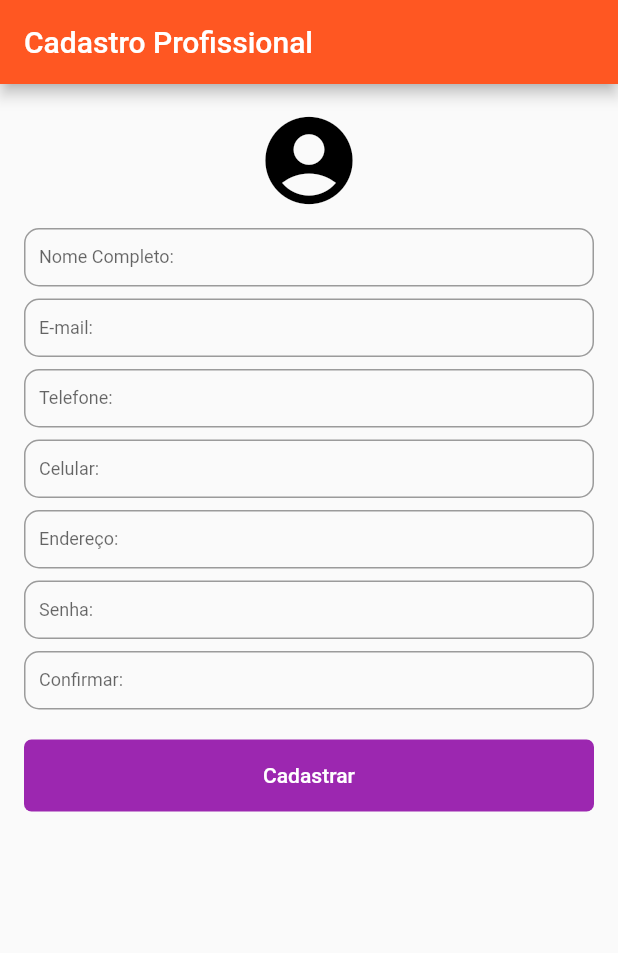
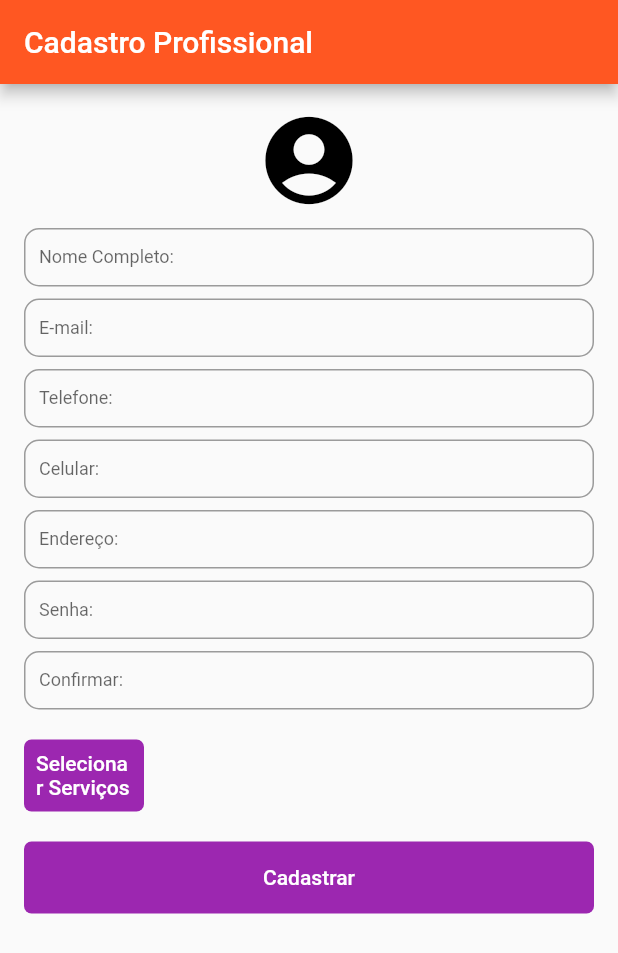
Before and after one commit to adriano328/PSTIFM, a Flutter app: the MyHomePage screen opened directly, on a phone screen of 412 x 824 dp. Shown: the top 953 px of the screen. Run offline on Flutter 3.47's test engine with Material 2 defaults, Android fonts, the phone set to English and light mode, and no system bars; missing offline and left inert: dart:ffi.

Commit message:
Correção paginas trocadas formUser e forUsersProfessional e formularios com obscureText

```diff
--- a/lib/formUserProfessional/formUsersProfessional.dart
+++ b/lib/formUserProfessional/formUsersProfessional.dart
@@ -1,8 +1,23 @@
+// ignore_for_file: prefer_const_constructors, prefer_const_literals_to_create_immutables
+
 import 'package:flutter/material.dart';
+import 'package:flutter_application_1/formUserProfessional/data.dart';
+import 'package:flutter_application_1/formUserProfessional/notifiers.dart';
+import 'package:provider/provider.dart';
 
-
-
-void main() => runApp(formUsersProfessional());
+void main() {
+  runApp(MultiProvider(
+    providers: [
+      ChangeNotifierProvider<SingleNotifier>(
+        create: (_) => SingleNotifier(),
+      ),
+      ChangeNotifierProvider<MultipleNotifier>(
+        create: (_) => MultipleNotifier([]),
+      )
+    ],
+    child: formUsersProfessional(),
+  ));
+}
 
 class formUsersProfessional extends StatefulWidget {
   @override
@@ -40,6 +55,39 @@ class _MyHomePageState extends State<MyHomePage> {
   void _submit() {
     // you can write your own code according to whatever you want to submit;
   }
+
+  _showMultipleChoiceDialog(BuildContext context) => showDialog(
+      context: context,
+      builder: (context) {
+        final _multipleNotifier = Provider.of<MultipleNotifier>(context);
+        return AlertDialog(
+          title: Text('Serviços oferecidos'),
+          content: SingleChildScrollView(
+            child: Container(
+                width: double.infinity,
+                child: Column(
+                  mainAxisSize: MainAxisSize.min,
+                  children: countries
+                      .map((e) => CheckboxListTile(
+                            title: Text(e),
+                            onChanged: (value) {
+                              value!
+                                  ? _multipleNotifier.addItem(e)
+                                  : _multipleNotifier.removeItem(e);
+                            },
+                            value: _multipleNotifier.isHaveItem(e),
+                          ))
+                      .toList(),
+                )),
+          ),
+          actions: [
+            FlatButton(
+              child: Text('Yes'),
+              onPressed: () => Navigator.of(context).pop(),
+            )
+          ],
+        );
+      });
 
   @override
   Widget build(BuildContext context) {
@@ -99,7 +147,7 @@ class _MyHomePageState extends State<MyHomePage> {
                           TextStyle(fontSize: 12, fontWeight: FontWeight.w400),
                     ),
                     keyboardType: TextInputType.emailAddress,
-                    obscureText: true,
+                    obscureText: false,
                     onFieldSubmitted: (value) {
                       setState(() {
                         email = value;
@@ -121,7 +169,7 @@ class _MyHomePageState extends State<MyHomePage> {
                           TextStyle(fontSize: 12, fontWeight: FontWeight.w400),
                     ),
                     keyboardType: TextInputType.text,
-                    obscureText: true,
+                    obscureText: false,
                     onFieldSubmitted: (value) {
                       setState(() {
                         telefone = value;
@@ -143,7 +191,7 @@ class _MyHomePageState extends State<MyHomePage> {
                           TextStyle(fontSize: 12, fontWeight: FontWeight.w400),
                     ),
                     keyboardType: TextInputType.text,
-                    obscureText: true,
+                    obscureText: false,
                     onFieldSubmitted: (value) {
                       setState(() {
                         celular = value;
@@ -165,7 +213,7 @@ class _MyHomePageState extends State<MyHomePage> {
                           TextStyle(fontSize: 12, fontWeight: FontWeight.w400),
                     ),
                     keyboardType: TextInputType.text,
-                    obscureText: true,
+                    obscureText: false,
                     onFieldSubmitted: (value) {
                       setState(() {
                         endereco = value;
@@ -220,6 +268,24 @@ class _MyHomePageState extends State<MyHomePage> {
                     height: 20,
                   ),
                   Container(
+                    margin: const EdgeInsets.only(left: 0, right: 300.0),
+                    decoration: BoxDecoration(
+                        color: Colors.purple,
+                        borderRadius: BorderRadius.all(Radius.circular(5))),
+                    child: TextButton(
+                      child: Center(
+                        child: Text(
+                          "Selecionar Serviços",
+                          style: TextStyle(color: Colors.white),
+                        ),
+                      ),
+                      onPressed: () {
+                        _showMultipleChoiceDialog(context);
+                      },
+                    ),
+                  ),
+                  Container(
+                    margin: const EdgeInsets.only(top: 20),
                     decoration: BoxDecoration(
                         color: Colors.purple,
                         borderRadius: BorderRadius.all(Radius.circular(5))),
```
Also changed, not shown: lib/formUsers.dart (+6 -74 lines), lib/login/login.page.dart (+7 -5 lines).
